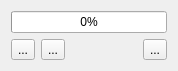
Before: the Qt Designer form ui/rzxplayer.ui in samstyle/Xpeccy, drawn with Qt 5.
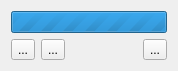
After: the same form once the commit is applied. Icons and pictures are not drawn.

The edit to the form file:
```diff
--- a/ui/rzxplayer.ui
+++ b/ui/rzxplayer.ui
@@ -7,7 +7,7 @@
     <x>0</x>
     <y>0</y>
     <width>178</width>
-    <height>66</height>
+    <height>67</height>
    </rect>
   </property>
   <property name="windowTitle">
@@ -22,9 +22,15 @@
        <verstretch>0</verstretch>
       </sizepolicy>
      </property>
+     <property name="maximum">
+      <number>0</number>
+     </property>
      <property name="value">
       <number>0</number>
      </property>
+     <property name="format">
+      <string>%v/%m sec</string>
+     </property>
     </widget>
    </item>
    <item>
```
